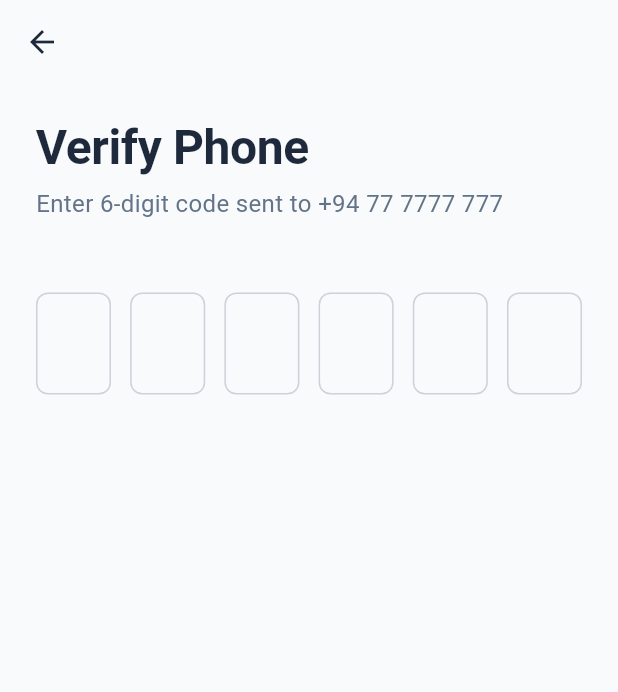
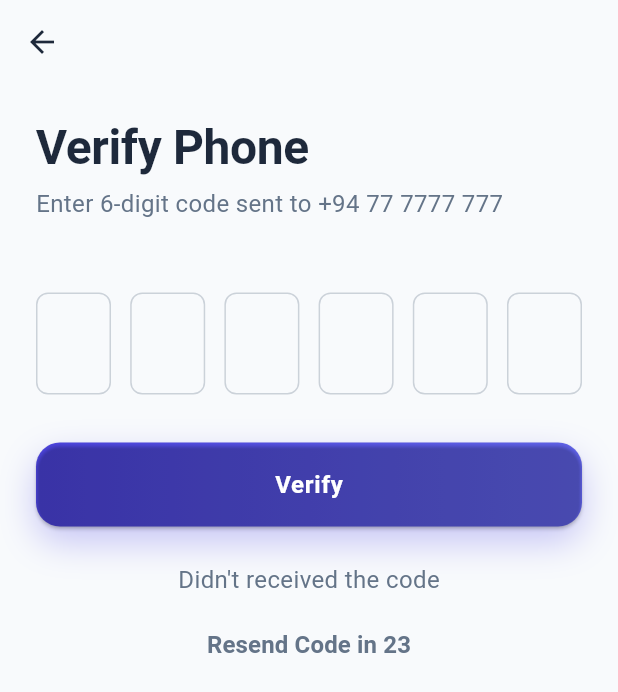
Before and after one commit to YahaniNethmini/E-Commerce-App, a Flutter app: the screen it shows after launch, on a phone screen of 412 x 824 dp. Shown: the top 692 px of the screen. Run offline on Flutter 3.47's test engine with Material 3 defaults, Android fonts, the phone set to English and light mode, and no system bars; Roboto replaces fonts that are missing (Poppins).

Commit message:
update otp verification  screen

```diff
--- a/lib/screens/otp_verification_screen.dart
+++ b/lib/screens/otp_verification_screen.dart
@@ -1,5 +1,7 @@
 import 'package:e_commerce_app/theme/theme.dart';
+import 'package:e_commerce_app/widgets/gradient_button.dart';
 import 'package:flutter/material.dart';
+import 'package:flutter/services.dart';
 
 class OtpVerificationScreen extends StatefulWidget {
   const OtpVerificationScreen({super.key});
@@ -129,12 +131,76 @@ class _OtpVerificationScreenState extends State<OtpVerificationScreen> {
                       focusedBorder: OutlineInputBorder(
                         borderRadius: BorderRadius.circular(8),
                         borderSide: BorderSide(
-                            color: AppTheme.textSecondary.withOpacity(0.3)
+                          color: AppTheme.primaryColor,
+                          width: 2,
                         ),
                       ),
                     ),
+
+                    inputFormatters: [
+                      FilteringTextInputFormatter.digitsOnly,
+                    ],
+                    onChanged: (value){
+                      if(value.isEmpty){
+                        if(index < otpLength - 1){
+                          _focusNode[index + 1].requestFocus();
+                        }
+                        else{
+                          _focusNode[index].unfocus();
+                          _verifyOTP();
+                        }
+                      }
+                      else if(index > 0) {
+                        _focusNode[index - 1].requestFocus();
+                      }
+                    },
                   ),
                 )),
+              ),
+              SizedBox(height: 32),
+              GradientButton(
+                text: _isVerifying ? "Verifying" : "Verify",
+                onPressed: (){
+                  if(!_isVerifying){
+                    _verifyOTP();
+                  }
+                },
+              ),
+              SizedBox(height: 24),
+              Center(
+                child: Column(
+                  children: [
+                    Text(
+                      "Didn't received the code",
+                      style: TextStyle(
+                        fontSize: 16,
+                        color: AppTheme.textSecondary,
+                      ),
+                    ),
+                    SizedBox(height: 8),
+                    TextButton(
+                      onPressed: _canResend ? (){
+                        setState(() {
+                          _canResend = false;
+                          _resendTimer = 30;
+                        });
+                        _startresendTimer();
+                      } : null,
+                      child: Text(
+                        _canResend
+                            ? "Resend Code"
+                            : "Resend Code in $_resendTimer",
+                        style: TextStyle(
+                          color: _canResend
+                            ? AppTheme.primaryColor
+                            : AppTheme.textSecondary,
+                          fontSize: 16,
+                          fontWeight: FontWeight.w600,
+                        ),
+                      ),
+                    ),
+                  ],
+                ),
               ),
             ],
           ),
```
